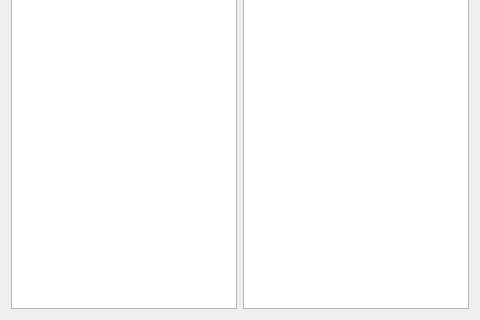
First picture: the form in plug/library.ui, repository b2ornot2b/plug, before the edit; both pictures show x 0 to 480 and y 230 to 550 of the 480 by 550 pixel window.
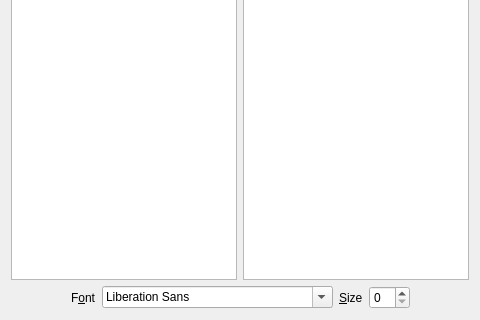
Second picture: the form after the edit.

Commit message: Added possibility to change font in library view

Diff of the .ui file:
```diff
--- a/plug/library.ui
+++ b/plug/library.ui
@@ -13,7 +13,9 @@
   <property name="windowTitle">
    <string>PLUG Library</string>
   </property>
-  <layout class="QHBoxLayout" name="horizontalLayout_2">
+  <layout class="QVBoxLayout" name="verticalLayout_3">
+   <item>
+    <layout class="QHBoxLayout" name="horizontalLayout_3">
    <item>
     <layout class="QVBoxLayout" name="verticalLayout">
      <item>
@@ -78,6 +80,68 @@
      </item>
      <item>
       <widget class="QListWidget" name="listWidget_2"/>
+       </item>
+      </layout>
+     </item>
+    </layout>
+   </item>
+   <item>
+    <layout class="QHBoxLayout" name="horizontalLayout_2">
+     <item>
+      <spacer name="horizontalSpacer">
+       <property name="orientation">
+        <enum>Qt::Horizontal</enum>
+       </property>
+       <property name="sizeHint" stdset="0">
+        <size>
+         <width>40</width>
+         <height>20</height>
+        </size>
+       </property>
+      </spacer>
+     </item>
+     <item>
+      <widget class="QLabel" name="label_4">
+       <property name="text">
+        <string>F&amp;ont</string>
+       </property>
+       <property name="buddy">
+        <cstring>fontComboBox</cstring>
+       </property>
+      </widget>
+     </item>
+     <item>
+      <widget class="QFontComboBox" name="fontComboBox"/>
+     </item>
+     <item>
+      <widget class="QLabel" name="label_5">
+       <property name="text">
+        <string>&amp;Size</string>
+       </property>
+       <property name="buddy">
+        <cstring>spinBox</cstring>
+       </property>
+      </widget>
+     </item>
+     <item>
+      <widget class="QSpinBox" name="spinBox">
+       <property name="maximum">
+        <number>32</number>
+       </property>
+      </widget>
+     </item>
+     <item>
+      <spacer name="horizontalSpacer_2">
+       <property name="orientation">
+        <enum>Qt::Horizontal</enum>
+       </property>
+       <property name="sizeHint" stdset="0">
+        <size>
+         <width>40</width>
+         <height>20</height>
+        </size>
+       </property>
+      </spacer>
      </item>
     </layout>
    </item>
```
Lines whose indentation alone changed are shown as unchanged. The commit also changes 5 other files.
